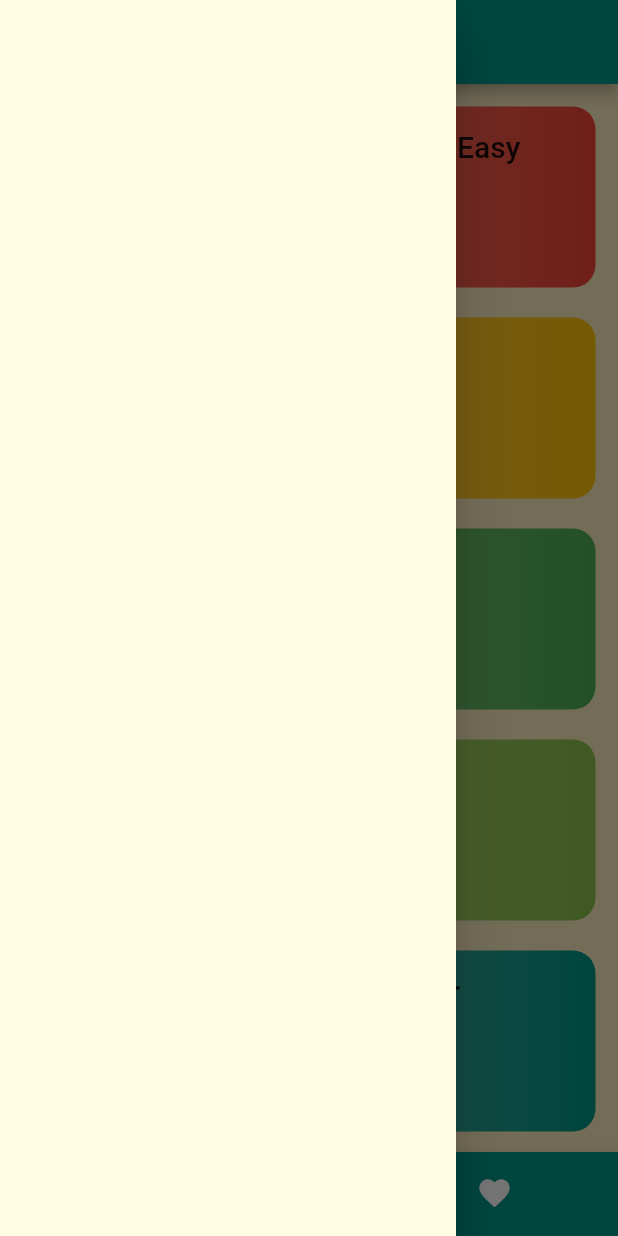
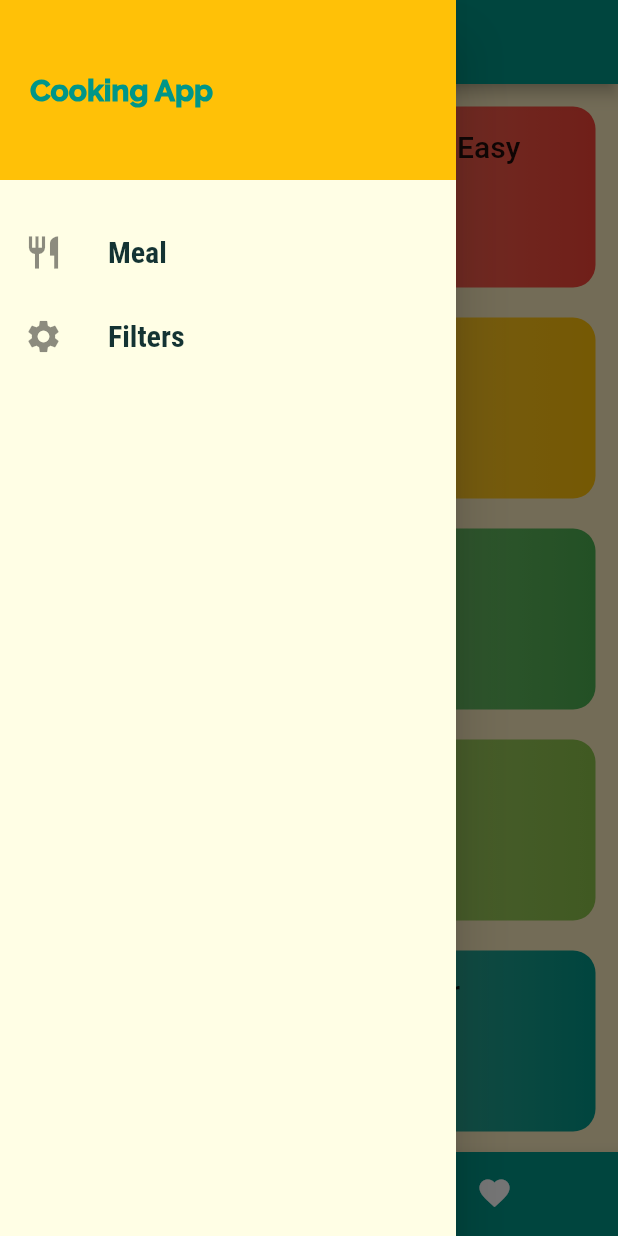
Before and after one commit to madhusudhan112/delimeal, a Flutter app: the screen it shows after launch, with the side drawer open, on a phone screen of 412 x 824 dp. Run offline on Flutter 3.47's test engine with Material 2 defaults, Android fonts, the phone set to English and light mode, and no system bars.

Commit message:
fix: Drawer

```diff
--- a/lib/widgets/main_drawer.dart
+++ b/lib/widgets/main_drawer.dart
@@ -1,8 +1,49 @@
 import 'package:flutter/material.dart';
 
 class MainDrawer extends StatelessWidget {
+  Widget buildListTile(String title, IconData icon) {
+    return ListTile(
+      leading: Icon(
+        icon,
+        size: 26,
+      ),
+      title: Text(
+        title,
+        style: const TextStyle(
+            fontFamily: 'RobotoCondensed',
+            fontSize: 20,
+            fontWeight: FontWeight.bold),
+      ),
+    );
+  }
+
   @override
   Widget build(BuildContext context) {
-    return Drawer();
+    return Drawer(
+      child: Column(
+        children: <Widget>[
+          Container(
+            padding: const EdgeInsets.all(20.0),
+            height: 120,
+            width: double.infinity,
+            alignment: Alignment.centerLeft,
+            color: Theme.of(context).accentColor,
+            child: Text(
+              "Cooking App",
+              style: TextStyle(
+                fontSize: 20,
+                fontWeight: FontWeight.w900,
+                color: Theme.of(context).primaryColor,
+              ),
+            ),
+          ),
+          const SizedBox(
+            height: 20,
+          ),
+          buildListTile("Meal", Icons.restaurant),
+          buildListTile("Filters", Icons.settings),
+        ],
+      ),
+    );
   }
 }
```
